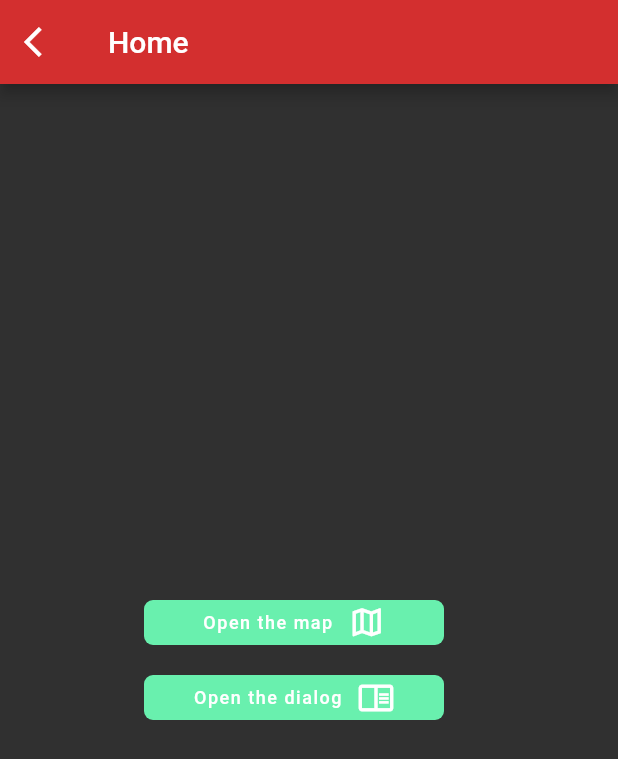
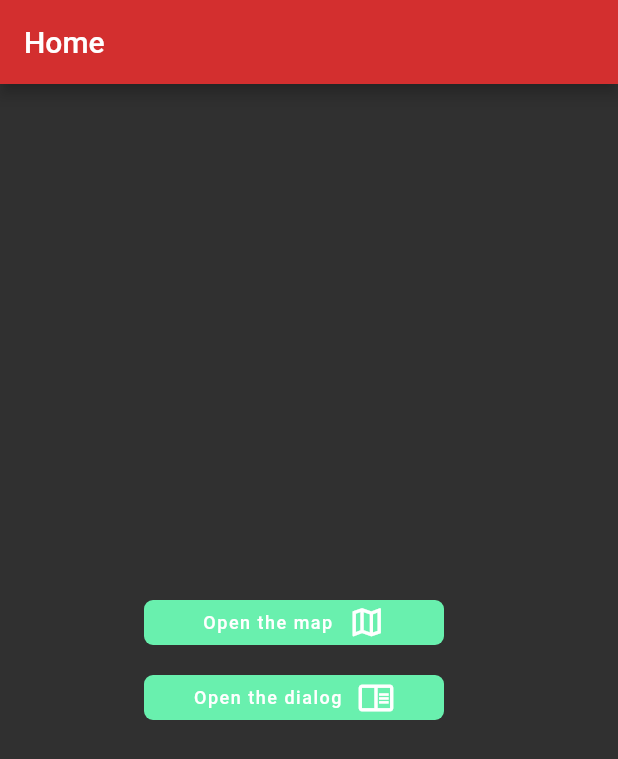
Before and after one commit to Davidinho241/flutter-lib, a Flutter app: the screen it shows after launch, on a phone screen of 412 x 824 dp. Shown: the top 759 px of the screen. Run offline on Flutter 3.47's test engine with Material 2 defaults, Android fonts, the phone set to English and light mode, and no system bars; our stand-ins replace google_maps_flutter; missing offline and left inert: google_maps_flutter_web.

```diff
--- a/lib/src/screens/HomeUI.dart
+++ b/lib/src/screens/HomeUI.dart
@@ -21,10 +21,6 @@ class _HomeUIState extends State<HomeUI> {
   Widget build(BuildContext context) {
     return Scaffold(
       appBar: AppBar(
-        leading: IconButton(
-          onPressed: () => Navigator.pop(context, wallets),
-          icon: Icon(Icons.arrow_back_ios),
-        ),
         title: const Text('Home'),
         backgroundColor: Colors.red[700],
       ),
--- a/lib/src/screens/MapUI.dart
+++ b/lib/src/screens/MapUI.dart
@@ -35,7 +35,7 @@ class _MapUIState extends State<MapUI> {
       home: Scaffold(
         appBar: AppBar(
           leading: IconButton(
-            onPressed: () => Navigator.pop(context, wallets),
+            onPressed: () => Navigator.pop(context),
             icon: Icon(Icons.arrow_back_ios),
           ),
           title: const Text('Google Map'),
```
